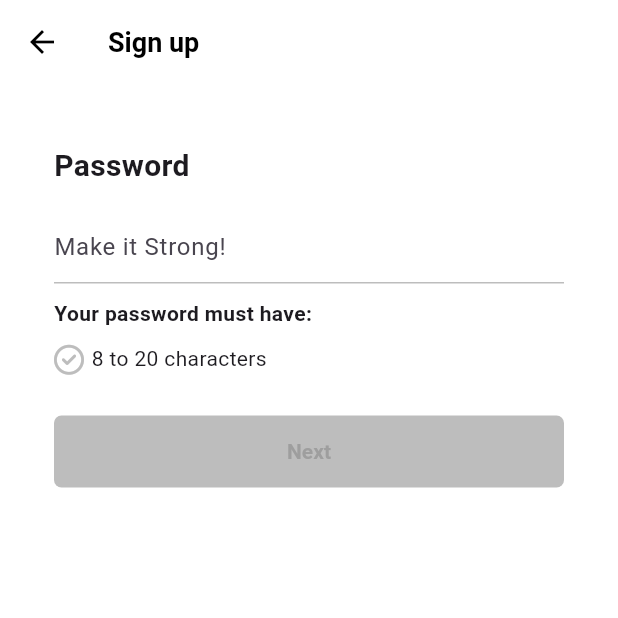
After one commit to akth101/TikTok_clone, a Flutter app: the PasswordScreen screen opened directly, on a phone screen of 412 x 824 dp, the top half of it. The commit adds this screen. Run offline on Flutter 3.47's test engine with Material 3 defaults, Android fonts, the phone set to English and light mode, and no system bars; our stand-ins replace font_awesome_flutter.

Commit message:
UI Complete

```diff
--- /dev/null
+++ b/lib/features/authentication/password_screen.dart
@@ -0,0 +1,177 @@
+import 'package:flutter/material.dart';
+import 'package:font_awesome_flutter/font_awesome_flutter.dart';
+import 'package:tiktok/constants/gaps.dart';
+import 'package:tiktok/constants/sizes.dart';
+import 'package:tiktok/features/authentication/username_screen.dart';
+import 'package:tiktok/features/authentication/widgets/birthday_screen.dart';
+import 'package:tiktok/features/authentication/widgets/form_button.dart';
+
+class PasswordScreen extends StatefulWidget {
+  const PasswordScreen({super.key});
+
+  @override
+  State<PasswordScreen> createState() => PasswordScreenState();
+}
+
+class PasswordScreenState extends State<PasswordScreen> {
+  final TextEditingController _passwordController = TextEditingController();
+
+  String _password = "";
+
+  bool _obscureText = true;
+
+  @override
+  void initState() {
+    super.initState();
+
+    _passwordController.addListener(() {
+      setState(() {
+        _passwordController.addListener(() {
+          _password = _passwordController.text;
+        });
+      });
+    });
+  }
+
+  @override
+  void dispose() {
+    _passwordController.dispose();
+    super.dispose();
+  }
+
+  bool _isPasswordValid() {
+    print(_password.isNotEmpty);
+    print(_password.length > 8);
+    print(_password.isNotEmpty && _password.length > 8);
+
+    return (_password.isNotEmpty && _password.length > 8);
+  }
+
+  void _onScaffoldTap() {
+    FocusScope.of(context).unfocus();
+  }
+
+  void _onSubmit() {
+    if (!_isPasswordValid()) return;
+    Navigator.push(
+      context,
+      MaterialPageRoute(
+        builder: (context) => const BirthdayScreen(),
+      ),
+    );
+  }
+
+  void _onClearTap() {
+    _passwordController.clear();
+  }
+
+  void _toggleObscureText() {
+    _obscureText = !_obscureText;
+    setState(() {});
+  }
+
+  @override
+  Widget build(BuildContext context) {
+    return GestureDetector(
+      onTap: _onScaffoldTap,
+      child: Scaffold(
+        backgroundColor: Colors.white,
+        appBar: AppBar(
+          foregroundColor: Colors.black,
+          backgroundColor: Colors.white,
+          elevation: 0,
+          title: const Text(
+            "Sign up",
+          ),
+        ),
+        body: Padding(
+          padding: const EdgeInsets.symmetric(
+            horizontal: Sizes.size36,
+          ),
+          child: Column(
+            crossAxisAlignment: CrossAxisAlignment.start,
+            children: [
+              Gaps.v40,
+              const Text(
+                "Password",
+                style: TextStyle(
+                  fontSize: Sizes.size20,
+                  fontWeight: FontWeight.w600,
+                ),
+              ),
+              Gaps.v16,
+              TextField(
+                obscureText: _obscureText,
+                controller: _passwordController,
+                autocorrect: false,
+                onEditingComplete: _onSubmit,
+                decoration: InputDecoration(
+                  suffix: Row(mainAxisSize: MainAxisSize.min, children: [
+                    GestureDetector(
+                      onTap: _onClearTap,
+                      child: FaIcon(
+                        FontAwesomeIcons.solidCircleXmark,
+                        color: Colors.grey.shade500,
+                        size: Sizes.size20,
+                      ),
+                    ),
+                    Gaps.h16,
+                    GestureDetector(
+                      onTap: _toggleObscureText,
+                      child: FaIcon(
+                        _obscureText
+                            ? FontAwesomeIcons.eye
+                            : FontAwesomeIcons.eyeSlash,
+                        color: Colors.grey.shade500,
+                        size: Sizes.size20,
+                      ),
+                    ),
+                  ]),
+                  hintText: "Make it Strong!",
+                  // errorText: _isPasswordValid(),
+                  enabledBorder: UnderlineInputBorder(
+                    borderSide: BorderSide(
+                      color: Colors.grey.shade400,
+                    ),
+                  ),
+                  focusedBorder: const UnderlineInputBorder(
+                    borderSide: BorderSide(
+                      color: Color.fromRGBO(189, 189, 189, 1),
+                    ),
+                  ),
+                ),
+                cursorColor: Theme.of(context).primaryColor,
+              ),
+              Gaps.v10,
+              const Text(
+                'Your password must have:',
+                style: TextStyle(fontWeight: FontWeight.w600),
+              ),
+              Gaps.v10,
+              Row(
+                children: [
+                  FaIcon(
+                    FontAwesomeIcons.circleCheck,
+                    size: Sizes.size20,
+                    color: _isPasswordValid()
+                        ? Colors.green
+                        : Colors.grey.shade400,
+                  ),
+                  Gaps.h5,
+                  const Text('8 to 20 characters'),
+                ],
+              ),
+              Gaps.v28,
+              GestureDetector(
+                onTap: _onSubmit,
+                child: FormButton(
+                  disabled: !_isPasswordValid(),
+                ),
+              ),
+            ],
+          ),
+        ),
+      ),
+    );
+  }
+}
--- /dev/null
+++ b/lib/features/authentication/widgets/form_button.dart
@@ -0,0 +1,38 @@
+import 'package:flutter/material.dart';
+import 'package:tiktok/constants/sizes.dart';
+
+class FormButton extends StatelessWidget {
+  const FormButton({
+    super.key,
+    required this.disabled,
+  });
+
+  final bool disabled;
+
+  @override
+  Widget build(BuildContext context) {
+    return FractionallySizedBox(
+      widthFactor: 1,
+      child: AnimatedContainer(
+        padding: const EdgeInsets.symmetric(vertical: Sizes.size16),
+        decoration: BoxDecoration(
+          borderRadius: BorderRadius.circular(Sizes.size5),
+          color:
+              disabled ? Colors.grey.shade400 : Theme.of(context).primaryColor,
+        ),
+        duration: const Duration(milliseconds: 300),
+        child: AnimatedDefaultTextStyle(
+          duration: const Duration(milliseconds: 5),
+          style: TextStyle(
+            color: disabled ? Colors.grey : Colors.white,
+            fontWeight: FontWeight.w600,
+          ),
+          child: const Text(
+            "Next",
+            textAlign: TextAlign.center,
+          ),
+        ),
+      ),
+    );
+  }
+}
```
Also changed, not shown: lib/features/authentication/login_screen.dart (+21 -12 lines), lib/features/authentication/username_screen.dart (added, +106 -0 lines), lib/features/authentication/widgets/birthday_screen.dart (added, +116 -0 lines), lib/features/authentication/widgets/email_screen.dart (added, +124 -0 lines), lib/features/authentication/widgets/login_form_screen.dart (added, +69 -0 lines), lib/features/onboarding/interests_screen.dart (added, +10 -0 lines), lib/features/sign_up_screen.dart (+21 -12 lines), lib/main.dart (+10 -0 lines).
